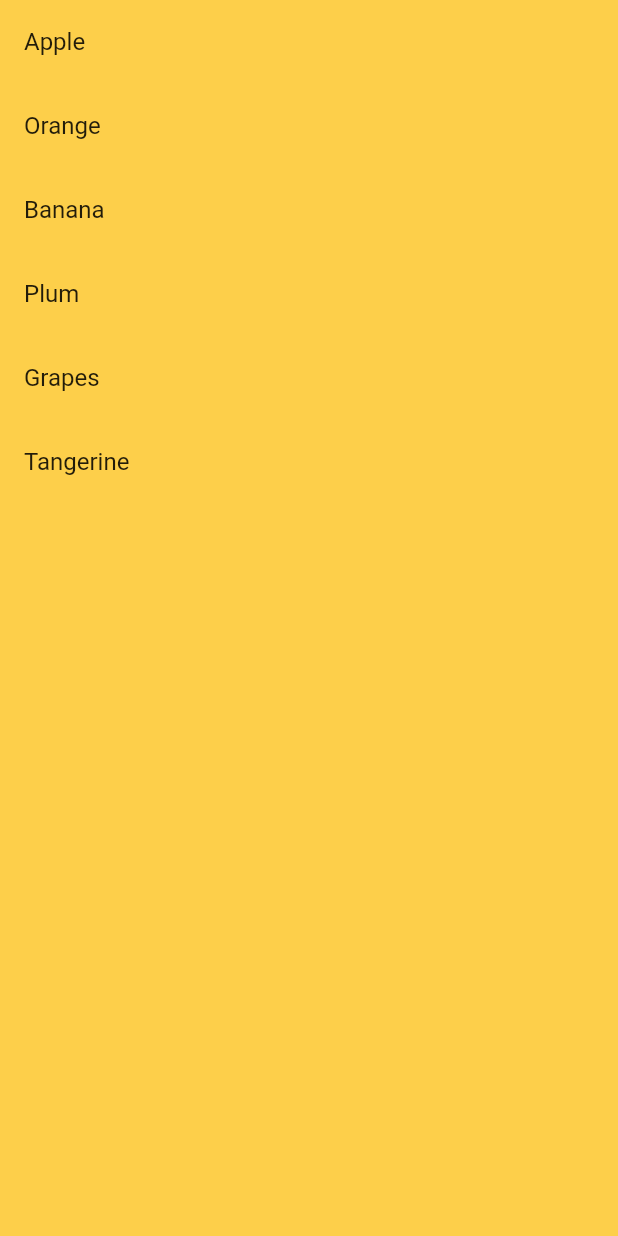
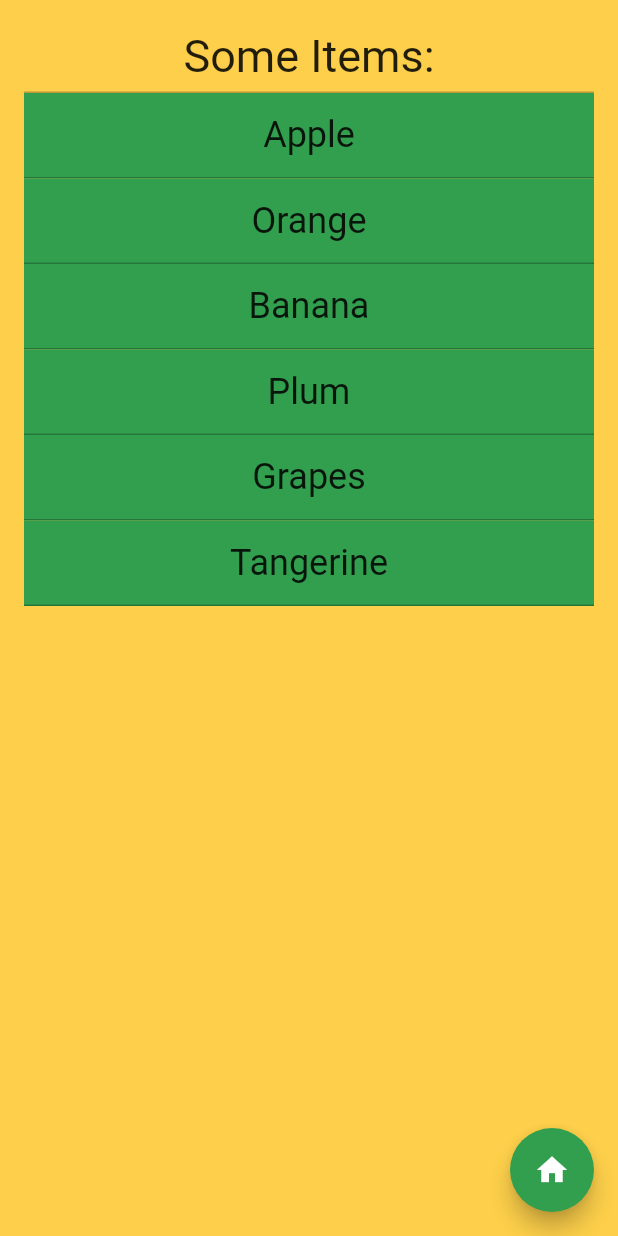
Before and after one commit to rickbsgu/my_admob_tutorial, a Flutter app: the NativeRoute screen opened by its route, on a phone screen of 412 x 824 dp. Run offline on Flutter 3.47's test engine with Material 2 defaults, Android fonts, the phone set to English and light mode, and no system bars; our stand-ins replace google_fonts, google_mobile_ads, shared_preferences; accounts and stored records are empty; Roboto replaces fonts that are missing (Acme, Arial, Helvetica, sans-serif).

Commit message:
native ads page up with list.

```diff
--- a/lib/home_route.dart
+++ b/lib/home_route.dart
@@ -81,6 +81,7 @@ class _HomeRouteState extends State<HomeRoute> {
     __buttonString = enabled ? LETS_GET_STARTED_STRING : PLEASE_WAIT_STRING;
     __buttonEnabled = enabled;
   }
+
   //
   // end button enabled state and string control
   // begin OpenAd control
@@ -90,8 +91,7 @@ class _HomeRouteState extends State<HomeRoute> {
   int get _numRuns => _prefs!.getInt(NUM_RUNS_KEY) ?? 0;
 
   void _bumpNumRuns() {
-    if (_prefs == null)
-      return;
+    if (_prefs == null) return;
 
     int numRuns = _numRuns;
     if (++numRuns > AD_OPEN_INTERVAL) numRuns = 0;
@@ -124,6 +124,7 @@ class _HomeRouteState extends State<HomeRoute> {
       orientation: AppOpenAd.orientationPortrait,
     );
   }
+
   ///
   /// end openAdControl
   ///
@@ -153,6 +154,7 @@ class _HomeRouteState extends State<HomeRoute> {
                 if (snapshot.hasData)
                   Builder(
                     builder: (BuildContext context) {
+                      /**/
                       if (_allowOpenAd) {
                         _buttonEnabled = false;
                         WidgetsBinding.instance
@@ -161,12 +163,13 @@ class _HomeRouteState extends State<HomeRoute> {
                         });
                       }
                       _bumpNumRuns();
+                    /**/
                       return Column(
                         children: [
                           ElevatedButton(
                             child: Container(
-                            width:230,
-                            height:38,
+                              width: 230,
+                              height: 38,
                               child: Text(_buttonString),
                               alignment: Alignment.center,
                             ),
@@ -175,14 +178,15 @@ class _HomeRouteState extends State<HomeRoute> {
                             ),
                             onPressed: _buttonEnabled
                                 ? () {
-                                  Navigator.of(context).pushNamed('/game');
+                                    Navigator.of(context)
+                                        .pushNamed('/game');
                                   }
                                 : null,
                           ),
                           ElevatedButton(
                             child: Container(
-                            width:230,
-                            height:38,
+                              width: 230,
+                              height: 38,
                               alignment: Alignment.center,
                               child: Text("Native ads"),
                             ),
@@ -190,7 +194,8 @@ class _HomeRouteState extends State<HomeRoute> {
                               primary: Theme.of(context).colorScheme.secondary,
                             ),
                             onPressed: () {
-                                  Navigator.of(context).pushNamed('/native');
+                              Navigator.of(context)
+                                  .pushReplacementNamed('/native');
                             },
                           ),
                         ],
--- a/lib/native_route.dart
+++ b/lib/native_route.dart
@@ -40,18 +40,56 @@ class _NativeRouteState extends State<NativeRoute> {
       backgroundColor: AppTheme.primary,
       resizeToAvoidBottomInset: false,
       body: SafeArea(
-        child: Center(
-          child: ListView.builder(
+        child: Expanded(
+          child: Padding(
+            padding: const EdgeInsets.symmetric(horizontal: 16.0),
+            child: Column(
+              children: [
+                Container(
+                  width: double.infinity,
+                  alignment: Alignment.center,
+                  padding: EdgeInsets.only(top: 20,bottom: 6),
+                  decoration: BoxDecoration(
+                    border: Border(
+                      bottom: BorderSide(color: Colors.black26, width: 1),
+                    ),
+                  ),
+                  child: Text("Some Items:", style: TextStyle(fontSize: 30,
+                  fontFamily: "Arial, Helvetica, sans-serif"),
+                  ),
+                ),
+                ListView.builder(
+                  shrinkWrap: true,
                   itemCount: _items.length,
                   itemBuilder: (BuildContext context, int ix) {
                     return Container(
+                      decoration: BoxDecoration(
+                        color: AppTheme.secondary,
+                        border: Border(
+                          bottom: BorderSide(color: Colors.black26, width: 1),
+                        ),
+                      ),
+                      alignment: Alignment.center,
                       child: ListTile(
-                  title: Text(_items[ix]),
+                        title: Text(
+                          _items[ix],
+                          textAlign: TextAlign.center,
+                          style: TextStyle(fontFamily:"Arial, Helvetica, sans-serif", fontSize: 24)
+                        ),
                       ),
                     );
                   },
                 ),
+              ],
             ),
+          ),
+        ),
+      ),
+      floatingActionButton: FloatingActionButton(
+        child: Icon(Icons.home),
+        onPressed: () {
+          Navigator.of(context).pushReplacementNamed('/home');
+        },
       ),
     );
   }
```
Lines whose indentation alone changed are shown as unchanged.
